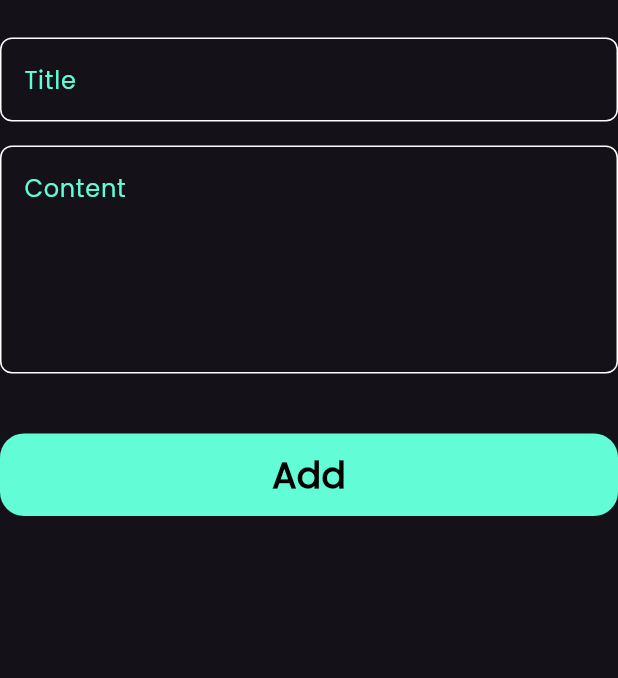
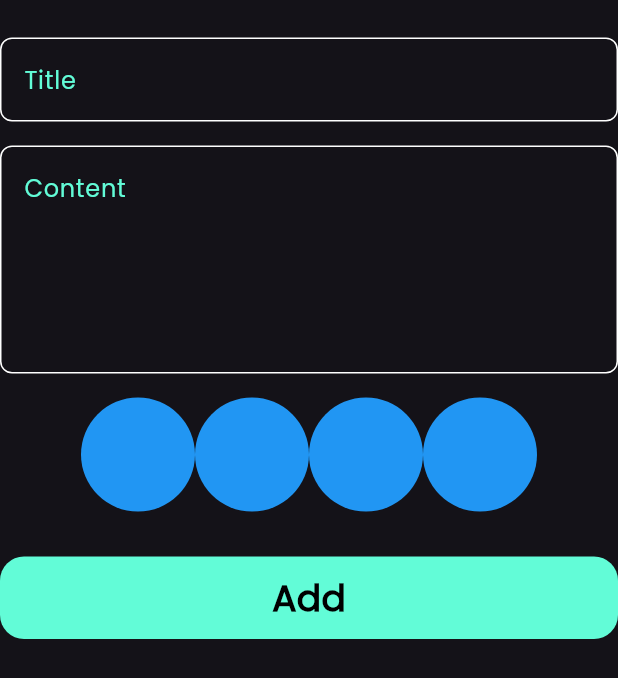
Before and after one commit to Mahmoudelnagar5/Notes-App, a Flutter app: the AddNoteForm widget shown alone on an empty page, opened directly, on a phone screen of 412 x 824 dp. Shown: the top 678 px of the screen. Run offline on Flutter 3.47's test engine with Material 3 defaults, Android fonts, the phone set to English and light mode, and no system bars; our stand-ins replace flutter_bloc, font_awesome_flutter, hive, hive_flutter; accounts and stored records are empty; statements that could not run were skipped.

Commit message:
create colors list view part one

```diff
--- a/lib/views/widgets/add_note_form.dart
+++ b/lib/views/widgets/add_note_form.dart
@@ -3,6 +3,7 @@
 import 'package:intl/intl.dart';
 import 'package:notes_app/cubits/add_note_cubit/add_note_cubit.dart';
 import 'package:notes_app/models/note_model.dart';
+import 'package:notes_app/views/widgets/colors_list_view.dart';
 import 'package:notes_app/views/widgets/custom_button.dart';
 import 'package:notes_app/views/widgets/custom_text_field.dart';
 
@@ -41,8 +42,10 @@
             hintText: 'Content',
             maxLines: 5,
           ),
+          const SizedBox(height: 16),
+          const ColorsListView(),
           const SizedBox(
-            height: 40,
+            height: 30,
           ),
           BlocBuilder<AddNoteCubit, AddNoteState>(
             builder: (context, state) {
--- /dev/null
+++ b/lib/views/widgets/colors_list_view.dart
@@ -0,0 +1,32 @@
+import 'package:flutter/material.dart';
+
+class ColorItem extends StatelessWidget {
+  const ColorItem({super.key});
+
+  @override
+  Widget build(BuildContext context) {
+    return const CircleAvatar(
+      backgroundColor: Colors.blue,
+      radius: 38,
+    );
+  }
+}
+
+class ColorsListView extends StatelessWidget {
+  const ColorsListView({super.key});
+
+  @override
+  Widget build(BuildContext context) {
+    return SizedBox(
+      height: 2 * 38,
+      child: ListView.builder(
+        itemCount: 4,
+        shrinkWrap: true,
+        scrollDirection: Axis.horizontal,
+        itemBuilder: (context, index) {
+          return const ColorItem();
+        },
+      ),
+    );
+  }
+}
```
Also changed, not shown: lib/views/widgets/edit_view_note_view_body.dart (+19 -0 lines).
